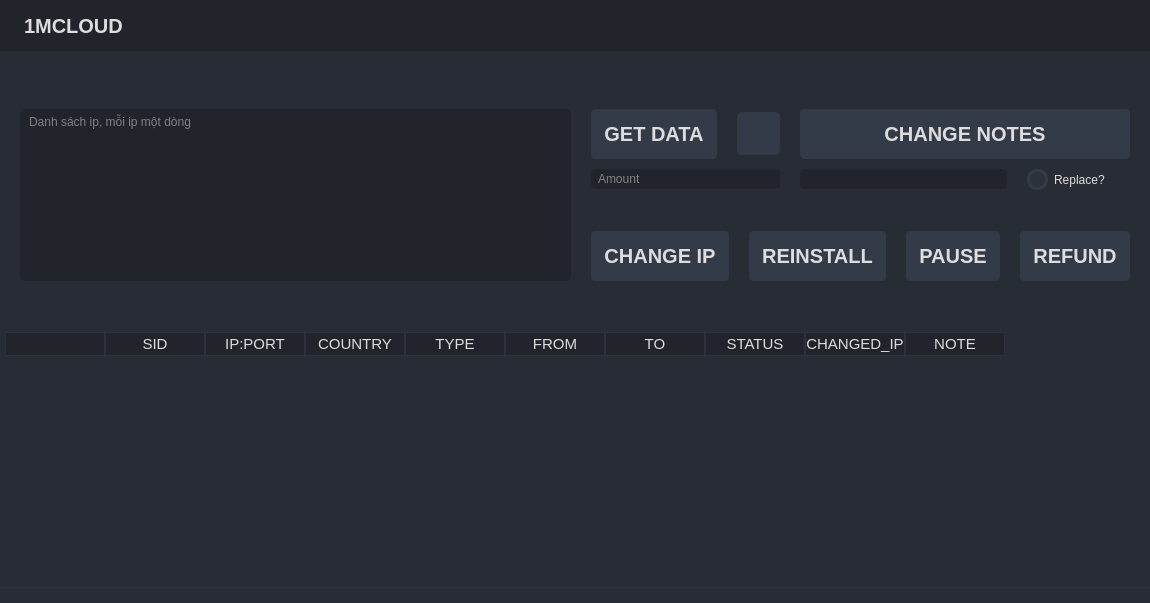
This is gui/table.ui in Hq1anq/1mcloud_manager as Qt 5 draws it before an edit. The edited form follows.
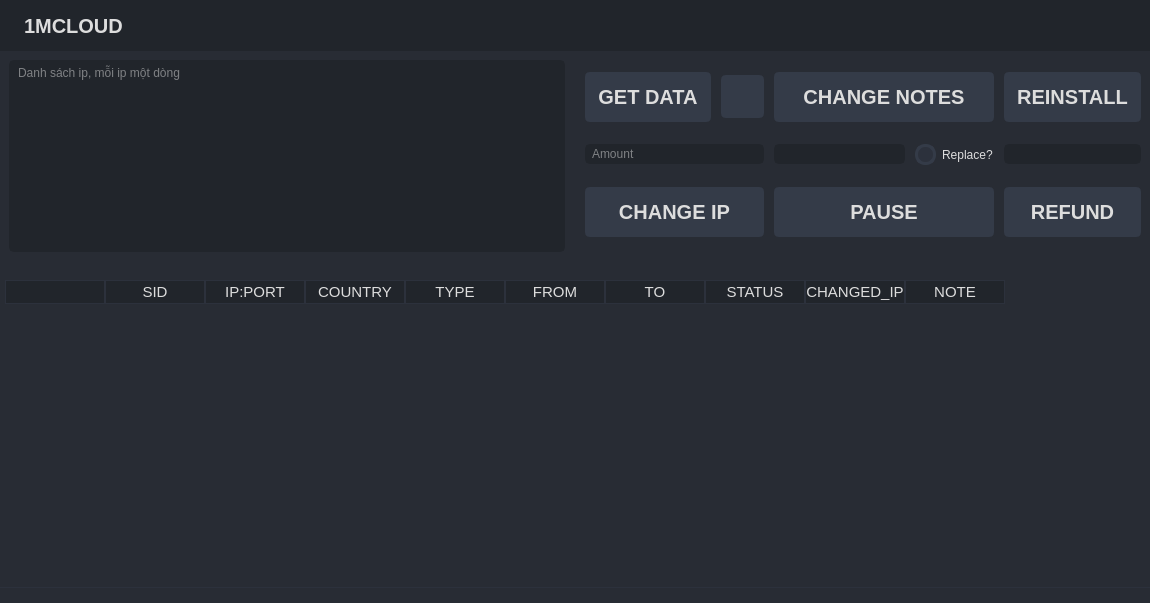
This is the edited form. Icons and pictures are not drawn.

Commit message: show staus when workers finished, add reload feature (load json file to table widget)

```diff
--- a/gui/table.ui
+++ b/gui/table.ui
@@ -123,7 +123,7 @@
 QScrollBar::add-line:vertical:pressed, QScrollBar::sub-line:vertical:pressed {
 	background: rgb(189, 147, 249) }</string>
    </property>
-   <layout class="QGridLayout" name="gridLayout">
+   <layout class="QGridLayout" name="gridLayout" rowstretch="0,0,0,0,0,0,0,1,0">
     <property name="leftMargin">
      <number>0</number>
     </property>
@@ -303,19 +303,6 @@
       </layout>
      </widget>
     </item>
-    <item row="3" column="0" colspan="2">
-     <widget class="QLabel" name="statusTable">
-      <property name="styleSheet">
-       <string notr="true">color: yellow</string>
-      </property>
-      <property name="text">
-       <string/>
-      </property>
-      <property name="alignment">
-       <set>Qt::AlignmentFlag::AlignCenter</set>
-      </property>
-     </widget>
-    </item>
     <item row="4" column="0" colspan="2">
      <widget class="QFrame" name="frame">
       <property name="sizePolicy">
@@ -356,52 +343,22 @@
       <property name="frameShadow">
        <enum>QFrame::Shadow::Raised</enum>
       </property>
-      <layout class="QGridLayout" name="gridLayout_3">
-       <property name="leftMargin">
+      <layout class="QHBoxLayout" name="horizontalLayout_2">
+       <property name="spacing">
         <number>20</number>
        </property>
-       <property name="rightMargin">
-        <number>20</number>
-       </property>
-       <property name="horizontalSpacing">
-        <number>20</number>
-       </property>
-       <item row="1" column="4">
-        <widget class="QPushButton" name="pushButton_2">
-         <property name="text">
-          <string>REFUND</string>
-         </property>
-        </widget>
-       </item>
-       <item row="1" column="1">
-        <widget class="QPushButton" name="changeIP">
-         <property name="text">
-          <string>CHANGE IP</string>
-         </property>
-        </widget>
-       </item>
-       <item row="0" column="0" rowspan="2">
+       <item>
         <widget class="QPlainTextEdit" name="txtIP">
          <property name="placeholderText">
           <string>Danh sách ip, mỗi ip một dòng</string>
          </property>
         </widget>
        </item>
-       <item row="0" column="1" colspan="4">
+       <item>
         <layout class="QGridLayout" name="gridLayout_2">
-         <property name="horizontalSpacing">
-          <number>20</number>
-         </property>
-         <property name="verticalSpacing">
+         <property name="spacing">
           <number>10</number>
          </property>
-         <item row="1" column="4">
-          <widget class="QCheckBox" name="replaceCheckbox">
-           <property name="text">
-            <string>Replace?</string>
-           </property>
-          </widget>
-         </item>
          <item row="0" column="0">
           <widget class="QPushButton" name="getData">
            <property name="text">
@@ -429,15 +386,19 @@
            </property>
           </widget>
          </item>
-         <item row="0" column="2" colspan="3">
+         <item row="0" column="2" colspan="2">
           <widget class="QPushButton" name="changeNotes">
            <property name="text">
             <string>CHANGE NOTES</string>
            </property>
           </widget>
          </item>
-         <item row="1" column="2" colspan="2">
-          <widget class="QLineEdit" name="txtNote"/>
+         <item row="0" column="4">
+          <widget class="QPushButton" name="reInstall">
+           <property name="text">
+            <string>REINSTALL</string>
+           </property>
+          </widget>
          </item>
          <item row="1" column="0" colspan="2">
           <widget class="QLineEdit" name="txtAmount">
@@ -446,22 +407,42 @@
            </property>
           </widget>
          </item>
+         <item row="1" column="2">
+          <widget class="QLineEdit" name="txtNote"/>
+         </item>
+         <item row="1" column="3">
+          <widget class="QCheckBox" name="replaceCheckbox">
+           <property name="text">
+            <string>Replace?</string>
+           </property>
+          </widget>
+         </item>
+         <item row="1" column="4">
+          <widget class="QLineEdit" name="txtReinstall"/>
+         </item>
+         <item row="2" column="2" colspan="2">
+          <widget class="QPushButton" name="pause">
+           <property name="text">
+            <string>PAUSE</string>
+           </property>
+          </widget>
+         </item>
+         <item row="2" column="4">
+          <widget class="QPushButton" name="refund">
+           <property name="text">
+            <string>REFUND</string>
+           </property>
+          </widget>
+         </item>
+         <item row="2" column="0" colspan="2">
+          <widget class="QPushButton" name="changeIP">
+           <property name="text">
+            <string>CHANGE IP</string>
+           </property>
+          </widget>
+         </item>
         </layout>
        </item>
-       <item row="1" column="2">
-        <widget class="QPushButton" name="reInstall">
-         <property name="text">
-          <string>REINSTALL</string>
-         </property>
-        </widget>
-       </item>
-       <item row="1" column="3">
-        <widget class="QPushButton" name="pushButton">
-         <property name="text">
-          <string>PAUSE</string>
-         </property>
-        </widget>
-       </item>
       </layout>
      </widget>
     </item>
@@ -525,6 +506,13 @@
       </column>
      </widget>
     </item>
+    <item row="5" column="0" colspan="2">
+     <widget class="QLabel" name="statusTable">
+      <property name="alignment">
+       <set>Qt::AlignmentFlag::AlignCenter</set>
+      </property>
+     </widget>
+    </item>
    </layout>
   </widget>
  </widget>
```
Left out of the diff: 2 changed lines with no effect on the pictures. The commit also changes 6 other files.
